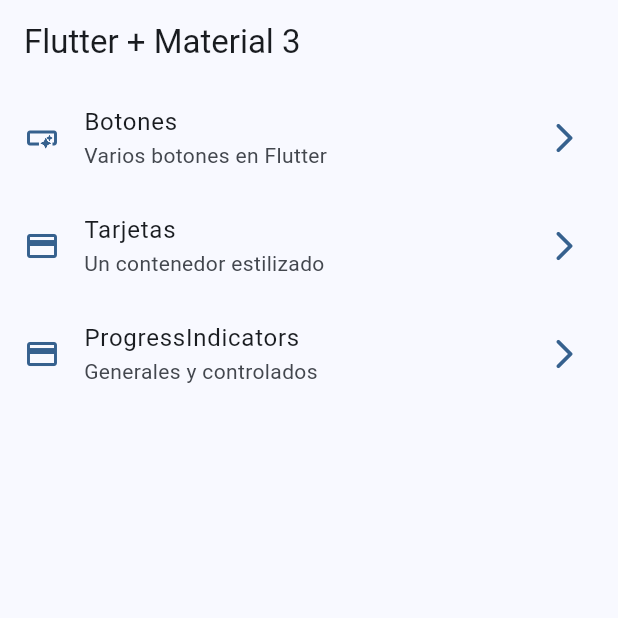
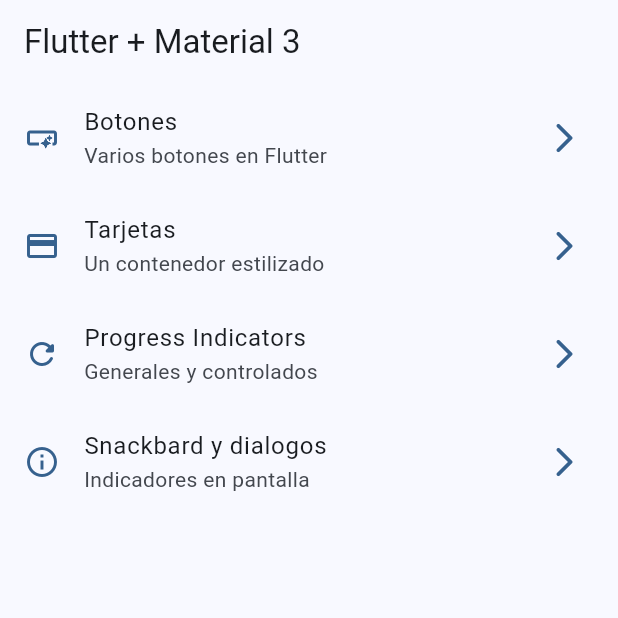
Before and after one commit to Yeison2017/fl_widgets_app, a Flutter app: the screen it shows after launch, on a phone screen of 412 x 824 dp, the top half of it. Run offline on Flutter 3.47's test engine with Material 2 defaults, Android fonts, the phone set to English and light mode, and no system bars; our stand-ins replace go_router.

Commit message:
snackbars dialogs terminado

```diff
--- a/lib/config/menu/menu_items.dart
+++ b/lib/config/menu/menu_items.dart
@@ -25,8 +25,13 @@ const appMenuItems = <MenuItem>[
       link: '/cards',
       icon: Icons.credit_card),
   MenuItem(
-      title: 'ProgressIndicators',
+      title: 'Progress Indicators',
       subTitle: 'Generales y controlados',
       link: '/progress',
-      icon: Icons.credit_card)
+      icon: Icons.refresh_rounded),
+  MenuItem(
+      title: 'Snackbard y dialogos',
+      subTitle: 'Indicadores en pantalla',
+      link: '/snackbars',
+      icon: Icons.info_outline)
 ];
--- a/lib/config/router/app_router.dart
+++ b/lib/config/router/app_router.dart
@@ -26,5 +26,10 @@ final appRouter = GoRouter(
       name: ProgressScreen.name,
       builder: (context, state) => const ProgressScreen(),
     ),
+    GoRoute(
+      path: '/snackbars',
+      name: SnackbarScreen.name,
+      builder: (context, state) => const SnackbarScreen(),
+    ),
   ],
 );
--- a/lib/main.dart
+++ b/lib/main.dart
@@ -12,6 +12,7 @@ class MainApp extends StatelessWidget {
   @override
   Widget build(BuildContext context) {
     return MaterialApp.router(
+      title: 'Flutter Widgets',
       routerConfig: appRouter,
       debugShowCheckedModeBanner: false,
       theme: AppTheme(selectedColor: 0).getTheme(),
```
Also changed, not shown: lib/presentation/screens/snackbar/snackbar_screen.dart (+63 -1 lines).
